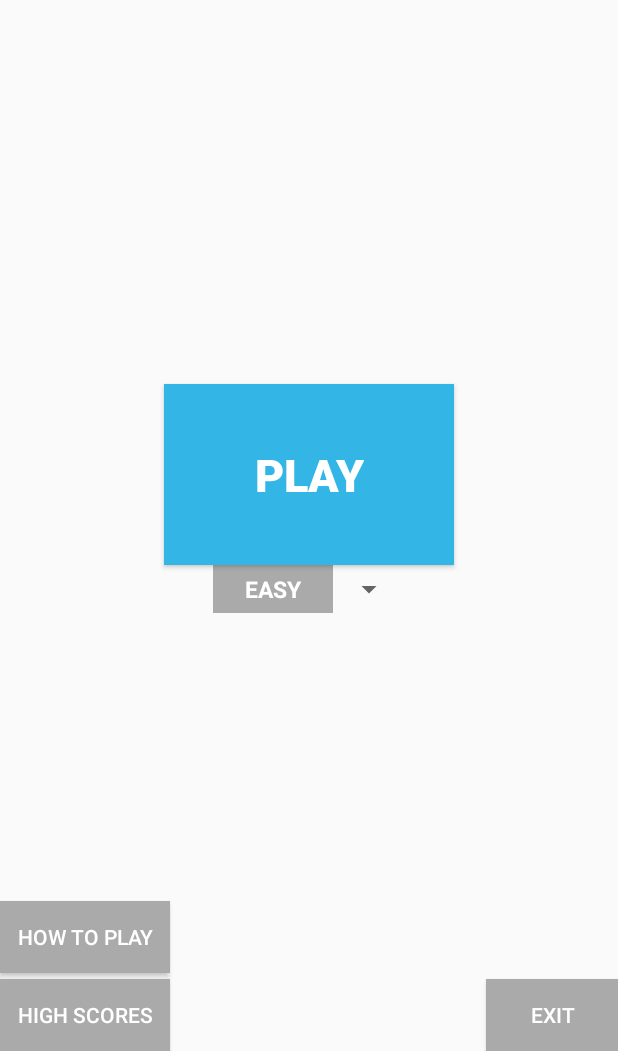
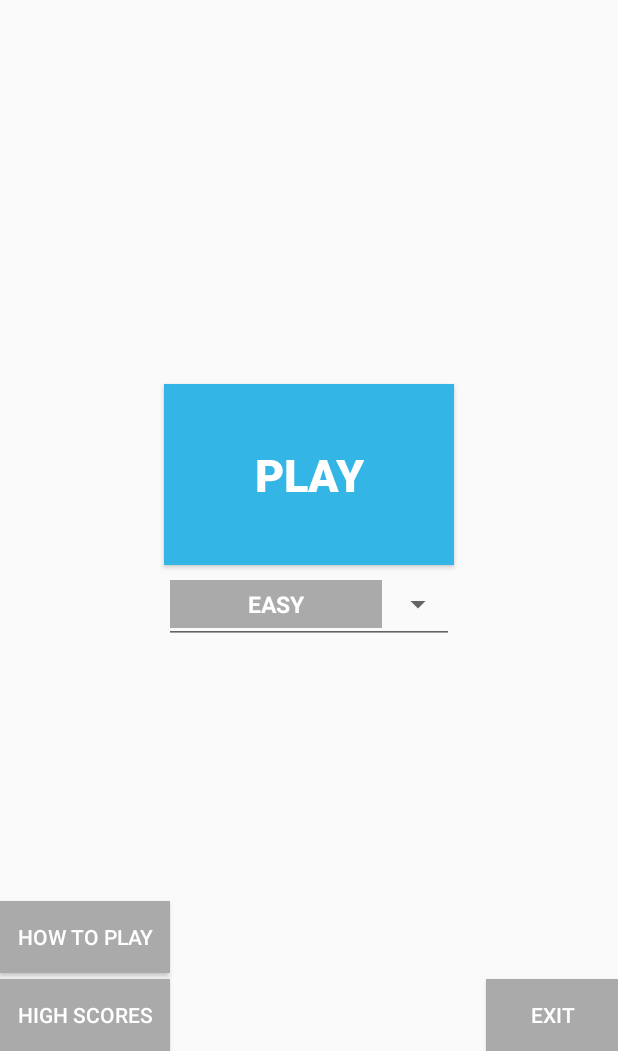
Before and after one commit to Daria2002/android_game_java, an Android app: the screen it shows after launch (MainActivity), on a phone screen of 412 x 824 dp, the part 185-1236 px from its top. Run offline under Robolectric (Android 15) with nearby library versions, the phone set to English and light mode, and no system bars; our stand-ins replace ButterKnife.

Commit message:
Fix level spinner and scale score according to the choosen level

```diff
--- a/app/src/main/java/suza/project/crazyballs/HowToPlayActivity.java
+++ b/app/src/main/java/suza/project/crazyballs/HowToPlayActivity.java
@@ -41,7 +41,7 @@ public class HowToPlayActivity extends AppCompatActivity {
         Intent intent = getIntent();
         Bundle bundle = intent.getExtras();
         text.setTextSize(20);
-        text.setText("How to play Crazy Balls?\nCatch good balls to score 10 points.\nCatch bad balls but lose 5 points.\n");
+        text.setText("How to play Crazy Balls?\nCatch good balls to score 7/10/14 points depending on the level.\nCatch bad balls but lose 5 points.\n");
     }
 
     /**
--- a/app/src/main/java/suza/project/crazyballs/state/BasketGameState.java
+++ b/app/src/main/java/suza/project/crazyballs/state/BasketGameState.java
@@ -93,7 +93,7 @@ public class BasketGameState implements IGameState {
         figureContainer = new BasketBallContainer(panel);
 
         // Add a basket figure
-        BasketFigure basketFigure = new BasketFigure(panel, figureContainer);
+        BasketFigure basketFigure = new BasketFigure(panel, figureContainer, levelConfig);
         basketFigure.addGameInfoListener(defaultListener);
 
         figureContainer.addFigure(basketFigure);
--- a/app/src/main/java/suza/project/crazyballs/state/LevelConfig.java
+++ b/app/src/main/java/suza/project/crazyballs/state/LevelConfig.java
@@ -4,6 +4,10 @@ import suza.project.crazyballs.R;
 import suza.project.crazyballs.util.Util;
 
 public class LevelConfig {
+
+        public int good_ball_score = 10;
+        public int bad_ball_score = -5;
+
         public int getNormalBallSpawnPeriod() {
                 return normalBallSpawnPeriod;
         }
@@ -24,6 +28,7 @@ public class LevelConfig {
 
         LevelConfig(double multiplier) {
                 this.multiplier = multiplier;
+                good_ball_score /= multiplier;
                 randomizeNormalPeriod();
                 randomizeBadPeriod();
                 randomizeLifePeriod();
--- a/app/src/main/res/layout/activity_main.xml
+++ b/app/src/main/res/layout/activity_main.xml
@@ -36,10 +36,12 @@
 
     <Spinner
         android:id="@+id/levelSpinner"
+        android:layout_width="wrap_content"
         android:layout_height="wrap_content"
-        android:layout_width="wrap_content"
-        android:layout_centerHorizontal="true"
-        android:layout_below="@id/btnPlay"/>
+        style="@android:style/Widget.Material.Light.Spinner.Underlined"
+        android:layout_alignEnd="@id/btnPlay"
+        android:layout_alignStart="@id/btnPlay"
+        android:layout_below="@id/btnPlay" />
 
     <Button
         android:id="@+id/btnExit"
```
Also changed, not shown: app/src/main/java/suza/project/crazyballs/model/figures/BasketFigure.java (+6 -7 lines).
